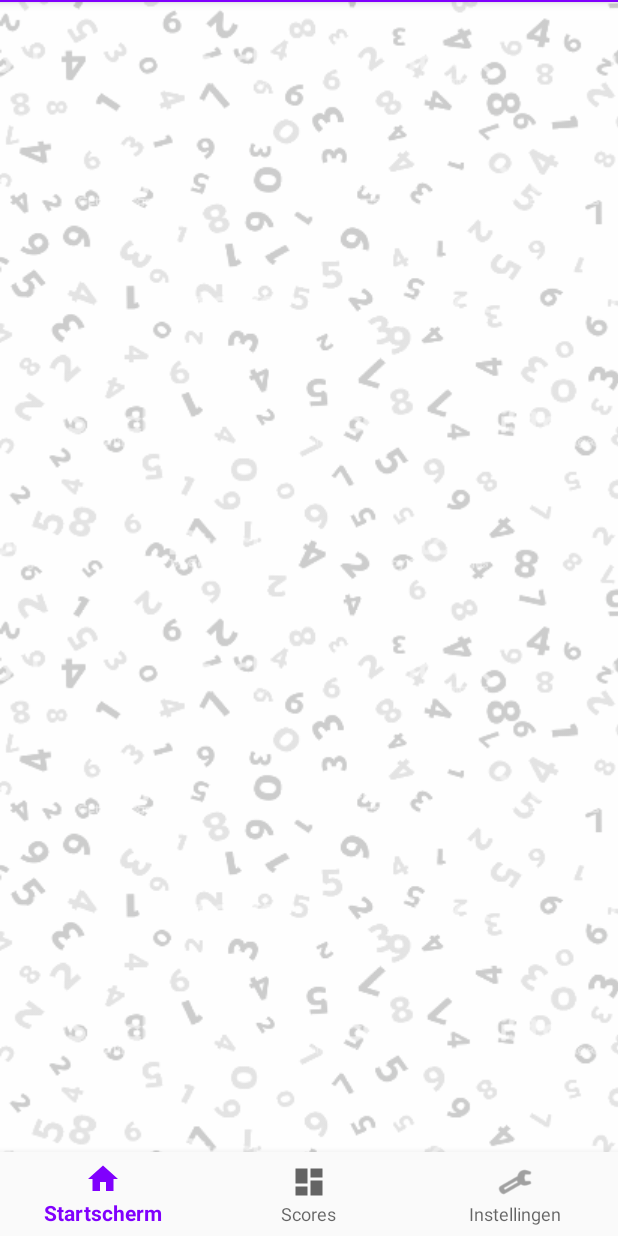
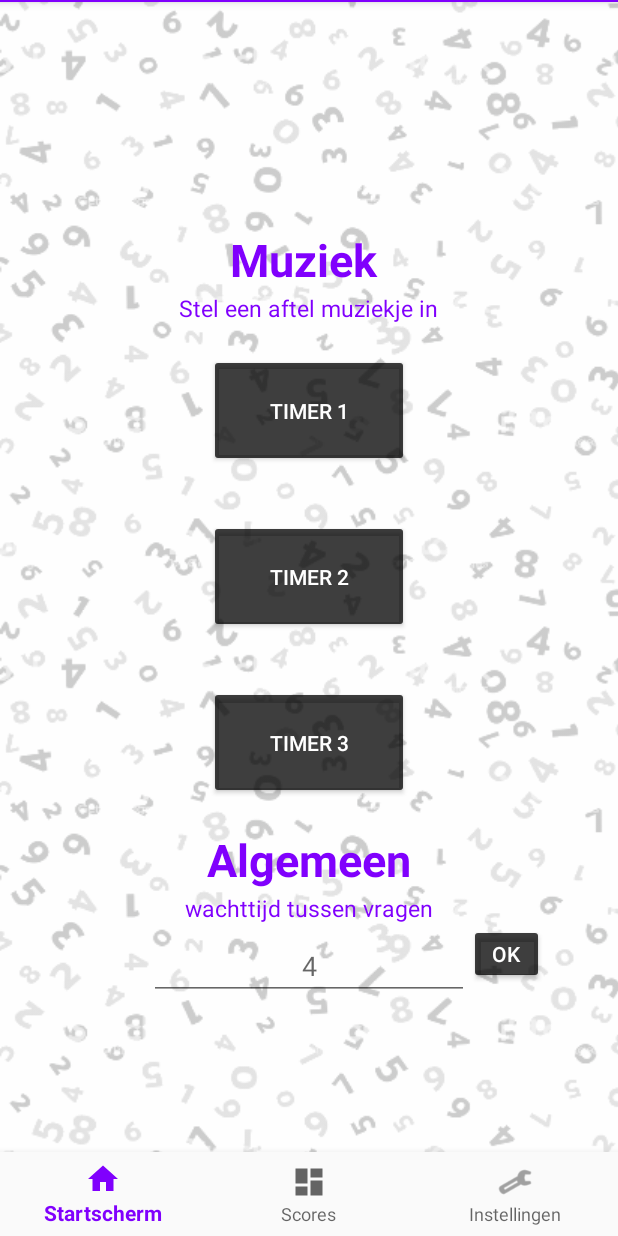
Before and after one commit to MrSandwich/android_app_calculus, an Android app: the fragment SettingsFragment placed in its activity, on a phone screen of 412 x 824 dp. Run offline under Robolectric (Android 15) with nearby library versions, the phone set to English and light mode, and no system bars; our stand-ins replace Firebase (no records; nobody signed in at launch, a user with empty details on screens opened directly).

Commit message:
Bugfixes (scaling op apparaten zonder een 19:9 ratio) en een instellingen menu gemaakt. Verder extra audio toegevoegd zodat de gebruiker (optioneel) andere timermuziek kan kiezen.

```diff
--- a/app/src/main/java/com/test/calculus/CourseListAdapter.java
+++ b/app/src/main/java/com/test/calculus/CourseListAdapter.java
@@ -41,7 +41,7 @@ public class CourseListAdapter extends ArrayAdapter<scoreModel> {
         // Uit de Array model informatie ophalen
         vh.naam.setText((CharSequence) cm.getNaam());
         vh.soortOef.setText((CharSequence) cm.getSoortOef());
-        vh.score.setText((CharSequence) cm.getScore());
+        vh.score.setText("10/" +(CharSequence) cm.getScore());
         return convertView;
     }
 
--- a/app/src/main/java/com/test/calculus/Fragments/RandomOefFragment.java
+++ b/app/src/main/java/com/test/calculus/Fragments/RandomOefFragment.java
@@ -82,7 +82,7 @@ public class RandomOefFragment extends Fragment implements View.OnClickListener
     public void startVolgendeVraag (int beantwoordeVragen){
 
         // Controleer het aantal beantwoorde vragen
-        if (beantwoordeVragen < 0){
+        if (beantwoordeVragen < 9){
 
             countdownMusic.start();
 
@@ -304,6 +304,7 @@ public class RandomOefFragment extends Fragment implements View.OnClickListener
                 antwoordknop3.setBackgroundTintList(android.content.res.ColorStateList.valueOf(Color.parseColor("#D5D6D6")));
                 antwoordknop4.setBackgroundTintList(android.content.res.ColorStateList.valueOf(Color.parseColor("#D5D6D6")));
 
+                bongMusic.reset();
                 startVolgendeVraag(beantwoordeVragen++);
             }
         }, 4000);
--- a/app/src/main/java/com/test/calculus/Fragments/SettingsFragment.java
+++ b/app/src/main/java/com/test/calculus/Fragments/SettingsFragment.java
@@ -1,26 +1,89 @@
 package com.test.calculus.Fragments;
 
+import android.content.Context;
+import android.content.SharedPreferences;
 import android.os.Bundle;
 import android.support.annotation.NonNull;
 import android.support.annotation.Nullable;
+import android.support.design.widget.Snackbar;
 import android.support.v4.app.Fragment;
 import android.view.LayoutInflater;
 import android.view.View;
 import android.view.ViewGroup;
-import android.widget.ListView;
+import android.widget.Button;
+import android.widget.EditText;
 
 import com.test.calculus.R;
 
-public class SettingsFragment extends Fragment {
+public class SettingsFragment extends Fragment implements View.OnClickListener {
+
+    public static final String PREFS_NAME = "GedeeldeGegevens";
 
     private View v;
+    private Button audio1;
+    private Button audio2;
+    private Button audio3;
+    private Button setKnop;
+    private EditText invoerTijd;
+    private int input;
 
     @Nullable
     @Override
     public View onCreateView(@NonNull LayoutInflater inflater, @Nullable ViewGroup container, @Nullable Bundle savedInstanceState) {
         v = inflater.inflate(R.layout.fragment_settings, container, false);
 
+        // grafische elementen ophalen uit de view
+        audio1 = v.findViewById(R.id.audio1);
+        audio2 = v.findViewById(R.id.audio2);
+        audio3 = v.findViewById(R.id.audio3);
+        setKnop = v.findViewById(R.id.setKnop);
+        invoerTijd = v.findViewById(R.id.inputTijd);
+
+        // listeners instellen
+        audio1.setOnClickListener(this);
+        audio2.setOnClickListener(this);
+        audio3.setOnClickListener(this);
+        setKnop.setOnClickListener(this);
+
 
         return v;
     }
+
+    @Override
+    public void onClick(View v) {
+        switch (v.getId()) {
+            case R.id.audio1:
+
+                break;
+            case R.id.audio2:
+
+                break;
+            case R.id.audio3:
+
+                break;
+            case R.id.setKnop:
+
+                // error handling
+                try{
+                    input = Integer.parseInt(invoerTijd.getText().toString());
+                }
+                catch (NumberFormatException e){
+
+                    Snackbar.make(v, "Voer eerst een nummer in", Snackbar.LENGTH_LONG)
+                            .setAction("Action", null).show();
+
+                }
+                if (input >= 0 && input <= 10){
+
+                    Context context = getActivity();
+                    SharedPreferences settings = context.getSharedPreferences(PREFS_NAME, 0);
+                    SharedPreferences.Editor editor = settings.edit();
+                    editor.putInt("wachttijd", input);
+                    editor.commit();
+
+                }
+
+                break;
+        }
+    }
 }
--- a/app/src/main/java/com/test/calculus/Fragments/StartFragment.java
+++ b/app/src/main/java/com/test/calculus/Fragments/StartFragment.java
@@ -99,7 +99,7 @@ public class StartFragment extends Fragment implements View.OnClickListener {
                     getFragmentManager().beginTransaction().replace(R.id.frame_container, new TafelOefFragment()).commit();
 
                 }
-                else if (tafelnummer > 10){
+                else if (tafelnummer > 10 || tafelnummer == 0){
                     Snackbar.make(v, "Selecteer een tafelnummer tussen de 1 en 10", Snackbar.LENGTH_LONG)
                             .setAction("Action", null).show();
                 }
--- a/app/src/main/java/com/test/calculus/Fragments/TafelOefFragment.java
+++ b/app/src/main/java/com/test/calculus/Fragments/TafelOefFragment.java
@@ -317,6 +317,7 @@ public class TafelOefFragment extends Fragment implements View.OnClickListener {
                 antwoordknop3.setBackgroundTintList(android.content.res.ColorStateList.valueOf(Color.parseColor("#D5D6D6")));
                 antwoordknop4.setBackgroundTintList(android.content.res.ColorStateList.valueOf(Color.parseColor("#D5D6D6")));
 
+                bongMusic.reset();
                 startVolgendeVraag(beantwoordeVragen++);
             }
         }, 4000);
--- a/app/src/main/res/layout/fragment_oefeningen.xml
+++ b/app/src/main/res/layout/fragment_oefeningen.xml
@@ -5,29 +5,27 @@
     android:layout_height="match_parent"
     android:background="#000">
 
+
+
+    <ImageView
+        android:id="@+id/imageView2"
+        android:layout_width="wrap_content"
+        android:layout_height="90dp"
+        android:layout_centerHorizontal="true"
+        android:layout_marginTop="5dp"
+        app:srcCompat="@drawable/vraag" />
+
     <TextView
         android:id="@+id/getoondeSom"
         android:layout_width="wrap_content"
         android:layout_height="wrap_content"
         android:layout_below="@+id/imageView2"
-        android:layout_marginTop="0dp"
+
         android:gravity="center"
         android:layout_centerHorizontal="true"
         android:text="De som"
         android:textColor="@color/colorPrimary"
         android:textSize="70dp" />
-
-    <ImageView
-        android:id="@+id/imageView2"
-        android:layout_width="wrap_content"
-        android:layout_height="90dp"
-        android:layout_alignParentStart="true"
-        android:layout_alignParentTop="true"
-        android:layout_alignParentEnd="true"
-        android:layout_marginStart="11dp"
-        android:layout_marginTop="27dp"
-        android:layout_marginEnd="8dp"
-        app:srcCompat="@drawable/vraag" />
 
     <Button
         android:id="@+id/antKnop1"
@@ -35,7 +33,7 @@
         android:layout_height="67dp"
         android:layout_below="@+id/getoondeSom"
         android:layout_centerHorizontal="true"
-        android:layout_marginTop="45dp"
+        android:layout_marginTop="10dp"
         android:text="Antwoord"
         android:textSize="40dp"
         android:textColor="#F111" />
@@ -46,7 +44,7 @@
         android:layout_height="67dp"
         android:layout_below="@+id/antKnop1"
         android:layout_centerHorizontal="true"
-        android:layout_marginTop="45dp"
+        android:layout_marginTop="40dp"
         android:text="Antwoord"
         android:textSize="40dp"
         android:textColor="#F111" />
@@ -57,7 +55,7 @@
         android:layout_height="67dp"
         android:layout_below="@+id/antKnop2"
         android:layout_centerHorizontal="true"
-        android:layout_marginTop="45dp"
+        android:layout_marginTop="40dp"
         android:text="Antwoord"
         android:textSize="40dp"
         android:textColor="#F111" />
@@ -68,7 +66,7 @@
         android:layout_height="67dp"
         android:layout_below="@+id/antKnop3"
         android:layout_centerHorizontal="true"
-        android:layout_marginTop="45dp"
+        android:layout_marginTop="40dp"
         android:text="Antwoord"
         android:textSize="40dp"
         android:textColor="#F111" />
--- a/app/src/main/res/layout/fragment_settings.xml
+++ b/app/src/main/res/layout/fragment_settings.xml
@@ -6,4 +6,102 @@
     android:backgroundTint="#CCFFFFFF"
     android:backgroundTintMode="src_over">
 
+    <TextView
+        android:id="@+id/textView"
+        android:layout_width="wrap_content"
+        android:layout_height="wrap_content"
+        android:text="Muziek "
+        android:layout_above="@id/textView1"
+        android:layout_centerHorizontal="true"
+        android:layout_marginBottom="1dp"
+        android:textSize="30dp"
+        android:textColor="@color/colorPrimary"
+        android:textStyle="bold"/>
+    <TextView
+        android:id="@+id/textView1"
+        android:layout_width="wrap_content"
+        android:layout_height="wrap_content"
+        android:text="Stel een aftel muziekje in"
+        android:layout_above="@id/audio1"
+        android:layout_centerHorizontal="true"
+        android:layout_marginBottom="20dp"
+        android:textSize="15dp"
+        android:textColor="@color/colorPrimary" />
+
+    <Button
+        android:id="@+id/audio1"
+        android:layout_width="133dp"
+        android:layout_height="75dp"
+        android:layout_above="@id/audio2"
+        android:layout_centerHorizontal="true"
+        android:layout_marginBottom="35dp"
+        android:backgroundTint="#C1000000"
+        android:text="Timer 1"
+        android:textColor="#FFFFFF" />
+
+    <Button
+        android:id="@+id/audio2"
+        android:layout_width="133dp"
+        android:layout_height="75dp"
+        android:layout_centerInParent="true"
+        android:backgroundTint="#C1000000"
+        android:text="Timer 2"
+        android:textColor="#FFFFFF" />
+    <Button
+        android:id="@+id/audio3"
+        android:layout_width="133dp"
+        android:layout_height="75dp"
+        android:backgroundTint="#C1000000"
+        android:text="Timer 3"
+        android:textColor="#FFFFFF"
+        android:layout_centerHorizontal="true"
+        android:layout_below="@+id/audio2"
+        android:layout_marginTop="35dp"/>
+    <TextView
+        android:id="@+id/textView2"
+        android:layout_width="wrap_content"
+        android:layout_height="wrap_content"
+        android:text="Algemeen"
+        android:layout_below="@+id/audio3"
+        android:layout_centerHorizontal="true"
+        android:layout_marginTop="20dp"
+        android:textSize="30dp"
+        android:textColor="@color/colorPrimary"
+        android:textStyle="bold"/>
+    <TextView
+        android:id="@+id/textView3"
+        android:layout_width="wrap_content"
+        android:layout_height="wrap_content"
+        android:text="wachttijd tussen vragen"
+        android:layout_below="@+id/textView2"
+        android:layout_centerHorizontal="true"
+        android:layout_marginTop="1dp"
+        android:textSize="15dp"
+        android:textColor="@color/colorPrimary" />
+
+    <EditText
+        android:id="@+id/inputTijd"
+        android:layout_width="wrap_content"
+        android:layout_height="wrap_content"
+        android:layout_below="@+id/textView3"
+        android:layout_centerHorizontal="true"
+        android:layout_marginTop="5dp"
+        android:ems="10"
+        android:maxLength="1"
+        android:ellipsize="start"
+        android:gravity="center_horizontal"
+        android:inputType="number"
+        android:hint="4" />
+
+    <Button
+        android:id="@+id/setKnop"
+        android:layout_width="50dp"
+        android:layout_height="40dp"
+        android:backgroundTint="#C1000000"
+        android:text="Ok"
+        android:textColor="#FFFFFF"
+        android:layout_toRightOf="@+id/inputTijd"
+        android:layout_below="@+id/textView3"/>
+
+
 </RelativeLayout>
--- a/app/src/main/res/layout/row.xml
+++ b/app/src/main/res/layout/row.xml
@@ -35,14 +35,14 @@
         android:id="@+id/score"
         android:layout_width="wrap_content"
         android:layout_height="wrap_content"
-        android:layout_toRightOf="@+id/soortOefening"
+        android:layout_alignParentRight="true"
         android:paddingRight="16dp"
         android:paddingLeft="60dp"
         android:paddingTop="2dp"
         android:paddingBottom="10dp"
         android:layout_below="@+id/naam"
         android:text=" EN DEZE TEXT OOK "
-        android:textSize="16dp"
+        android:textSize="20dp"
         android:textStyle="bold"
 
         android:textAppearance="@style/TextAppearance.AppCompat.Body1"
```
Also changed, not shown: 2 other files.
